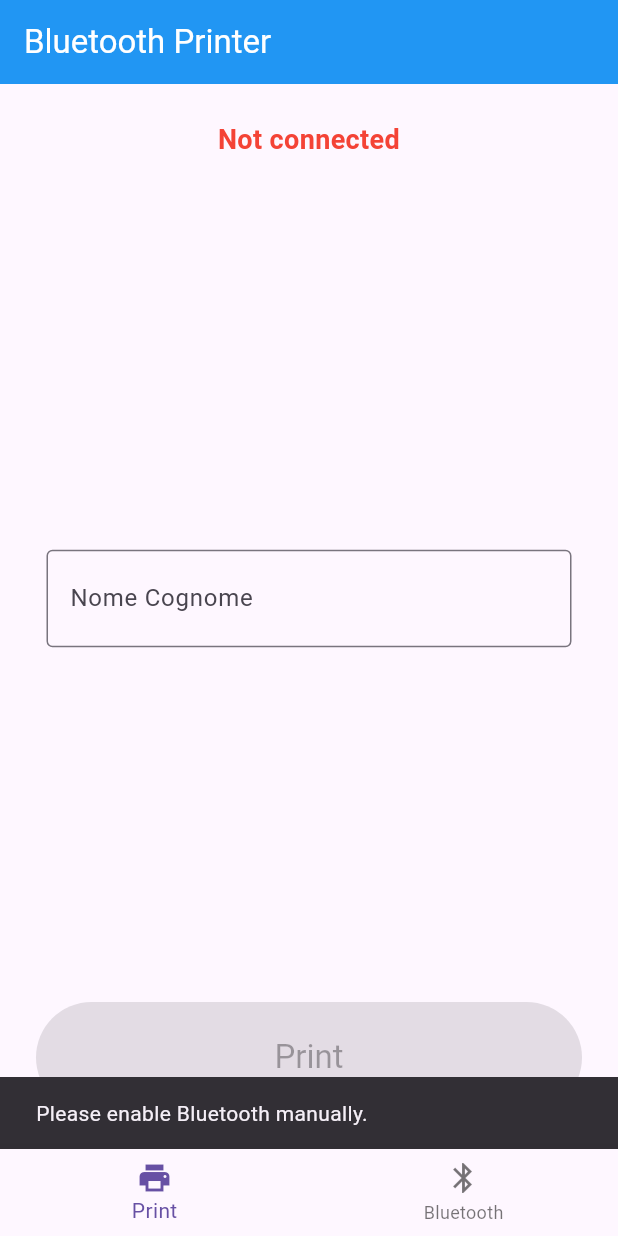
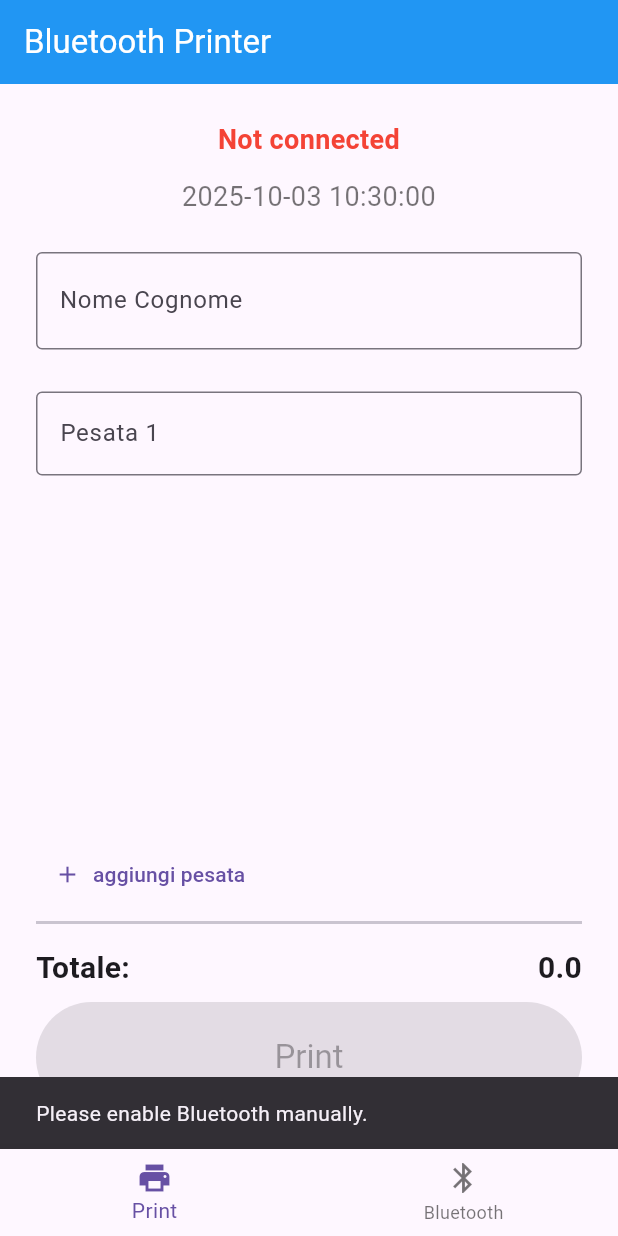
Before and after one commit to tommyiaq/stampa.frantoio, a Flutter app: the first screen one second after launch, on a phone screen of 412 x 824 dp. Run offline on Flutter 3.47's test engine with Material 3 defaults, Android fonts, the phone set to English and light mode, and no system bars; our stand-ins replace permission_handler, shared_preferences; missing offline and left inert: blue_thermal_printer.

Commit message:
prints the sum of the pesate

```diff
--- a/stampatina/lib/main.dart
+++ b/stampatina/lib/main.dart
@@ -28,6 +28,10 @@ class BluetoothPrinterApp extends StatefulWidget {
 }
 
 class _BluetoothPrinterAppState extends State<BluetoothPrinterApp> {
+  // Removed duplicate declarations (already defined below)
+  List<TextEditingController> _addendControllers = [TextEditingController(text: '')];
+  // _totalSum getter removed (inlined in usage)
+  String _currentDateTime = '';
   final TextEditingController _textController = TextEditingController();
   BlueThermalPrinter bluetooth = BlueThermalPrinter.instance;
   List<BluetoothDevice> _devicesList = [];
@@ -39,7 +43,24 @@ class _BluetoothPrinterAppState extends State<BluetoothPrinterApp> {
   @override
   void initState() {
     super.initState();
+    _updateDateTime();
     _initBluetooth();
+    // Update the datetime every second
+    Future.doWhile(() async {
+      await Future.delayed(const Duration(seconds: 1));
+      if (!mounted) return false;
+      _updateDateTime();
+      return true;
+    });
+  }
+
+  void _updateDateTime() {
+    final now = DateTime.now();
+    final formatted = '${now.year.toString().padLeft(4, '0')}-${now.month.toString().padLeft(2, '0')}-${now.day.toString().padLeft(2, '0')} '
+        '${now.hour.toString().padLeft(2, '0')}:${now.minute.toString().padLeft(2, '0')}:${now.second.toString().padLeft(2, '0')}';
+    setState(() {
+      _currentDateTime = formatted;
+    });
   }
 
   void _initBluetooth() async {
@@ -200,16 +221,25 @@ class _BluetoothPrinterAppState extends State<BluetoothPrinterApp> {
       );
       return;
     }
-    String text = _textController.text.trim();
-    if (text.isEmpty) {
+    String name = _textController.text.trim();
+    if (name.isEmpty) {
       ScaffoldMessenger.of(context).showSnackBar(
         const SnackBar(content: Text('Please enter text to print.')),
       );
       return;
     }
+    List<double> addends = _addendControllers.map((c) => double.tryParse(c.text.replaceAll(',', '.')) ?? 0.0).toList();
+    double total = addends.fold(0.0, (sum, v) => sum + v);
     try {
       await bluetooth.printNewLine();
-      await bluetooth.printCustom(text, 2, 1);
+      await bluetooth.printCustom(_currentDateTime, 1, 1);
+      await bluetooth.printCustom(name, 2, 1);
+      await bluetooth.printNewLine();
+      for (int i = 0; i < addends.length; i++) {
+        await bluetooth.printCustom('Pesata ${i + 1}: ${addends[i].toStringAsFixed(1)}', 1, 1);
+      }
+      await bluetooth.printCustom('--------------------------', 1, 1);
+      await bluetooth.printCustom('Totale: ${total.toStringAsFixed(1)}', 2, 1);
       await bluetooth.printNewLine();
       ScaffoldMessenger.of(context).showSnackBar(
         const SnackBar(content: Text('Text sent to printer!')),
@@ -323,7 +353,7 @@ class _BluetoothPrinterAppState extends State<BluetoothPrinterApp> {
         children: [
           // Top: Connection status
           Padding(
-            padding: const EdgeInsets.only(bottom: 24.0),
+            padding: const EdgeInsets.only(bottom: 12.0),
             child: Text(
               _isConnected && _selectedDevice != null
                   ? 'Connected to: ${_selectedDevice!.name ?? 'Unknown'}'
@@ -336,10 +366,17 @@ class _BluetoothPrinterAppState extends State<BluetoothPrinterApp> {
               textAlign: TextAlign.center,
             ),
           ),
-          // Middle: Text box
-          Expanded(
-            child: Center(
-              child: SizedBox(
+          // Show current date/time
+          Padding(
+            padding: const EdgeInsets.only(bottom: 24.0),
+            child: Text(
+              _currentDateTime,
+              style: const TextStyle(fontSize: 18, color: Colors.black54),
+              textAlign: TextAlign.center,
+            ),
+          ),
+          // Name input
+          SizedBox(
             width: 350,
             child: TextField(
               controller: _textController,
@@ -353,6 +390,82 @@ class _BluetoothPrinterAppState extends State<BluetoothPrinterApp> {
               maxLines: 1,
             ),
           ),
+          const SizedBox(height: 24),
+          // Addends list
+          Expanded(
+            child: Column(
+              children: [
+                // Addends fields
+                Expanded(
+                  child: ListView.builder(
+                    itemCount: _addendControllers.length,
+                    itemBuilder: (context, idx) {
+                      return Padding(
+                        padding: const EdgeInsets.symmetric(vertical: 4.0),
+                        child: Row(
+                          children: [
+                            Expanded(
+                              child: TextField(
+                                controller: _addendControllers[idx],
+                                keyboardType: const TextInputType.numberWithOptions(decimal: true),
+                                decoration: InputDecoration(
+                                  labelText: 'Pesata ${idx + 1}',
+                                  border: const OutlineInputBorder(),
+                                ),
+                                onChanged: (_) => setState(() {}),
+                              ),
+                            ),
+                            if (_addendControllers.length > 1)
+                              IconButton(
+                                icon: const Icon(Icons.remove_circle, color: Colors.red),
+                                onPressed: () {
+                                  setState(() {
+                                    _addendControllers[idx].dispose();
+                                    _addendControllers.removeAt(idx);
+                                  });
+                                },
+                              ),
+                          ],
+                        ),
+                      );
+                    },
+                  ),
+                ),
+                // Add button
+                Align(
+                  alignment: Alignment.centerLeft,
+                  child: TextButton.icon(
+                    icon: const Icon(Icons.add),
+                    label: const Text('aggiungi pesata'),
+                    onPressed: () {
+                      setState(() {
+                        _addendControllers.add(TextEditingController(text: ''));
+                      });
+                    },
+                  ),
+                ),
+                // Horizontal line
+                const Divider(thickness: 2),
+                // Total sum
+                Padding(
+                  padding: const EdgeInsets.symmetric(vertical: 8.0),
+                  child: Row(
+                    mainAxisAlignment: MainAxisAlignment.spaceBetween,
+                    children: [
+                      const Text('Totale:', style: TextStyle(fontSize: 20, fontWeight: FontWeight.bold)),
+                      Builder(
+                        builder: (context) {
+                          double total = _addendControllers.fold(0.0, (sum, c) {
+                            final v = double.tryParse(c.text.replaceAll(',', '.')) ?? 0.0;
+                            return sum + v;
+                          });
+                          return Text(total.toStringAsFixed(1), style: const TextStyle(fontSize: 20, fontWeight: FontWeight.bold));
+                        },
+                      ),
+                    ],
+                  ),
+                ),
+              ],
             ),
           ),
           // Bottom: Print button
@@ -409,6 +522,9 @@ class _BluetoothPrinterAppState extends State<BluetoothPrinterApp> {
   @override
   void dispose() {
     _textController.dispose();
+    for (final c in _addendControllers) {
+      c.dispose();
+    }
     bluetooth.disconnect();
     super.dispose();
   }
```
Lines whose indentation alone changed are shown as unchanged.
